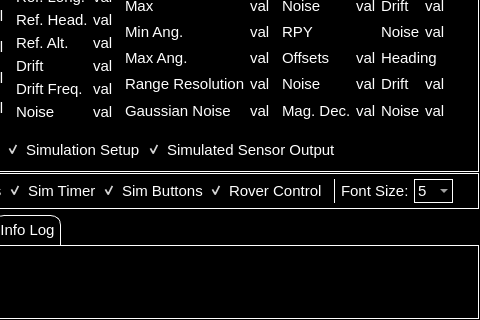
The window that src/rover_gui_plugin.ui (BCLab-UNM/SwarmathonIV-Cabrillo-Public) describes before a commit, drawn with Qt 5; both pictures show x 512 to 992 and y 397 to 717 of the 992 by 717 pixel window.
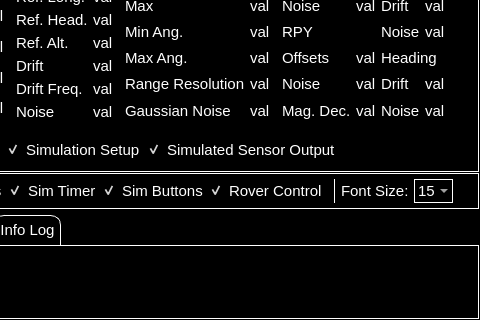
The same window after the commit. Custom widgets are drawn as their Qt base class.

Commit message:
fixed a bug where the default font size was incorrectly set
The problem:

    The default font size in the font size combo box in the GUI
    was erroneously set to 5.

    The correct default size is actually set to 15. This results
    in extremely odd resizing behaviour whenever the user presses
    the font resize keys ('-'/'=').

The solution:

    The combobox default value was set to 15.

```diff
--- a/src/rover_gui_plugin.ui
+++ b/src/rover_gui_plugin.ui
@@ -5255,8 +5255,11 @@
 padding: 1px 0px 1px 3px; /*This makes text colour work*/
 </string>
            </property>
+           <property name="currentText">
+            <string>15</string>
+           </property>
            <property name="currentIndex">
-            <number>0</number>
+            <number>10</number>
            </property>
            <property name="maxVisibleItems">
             <number>5</number>
```
